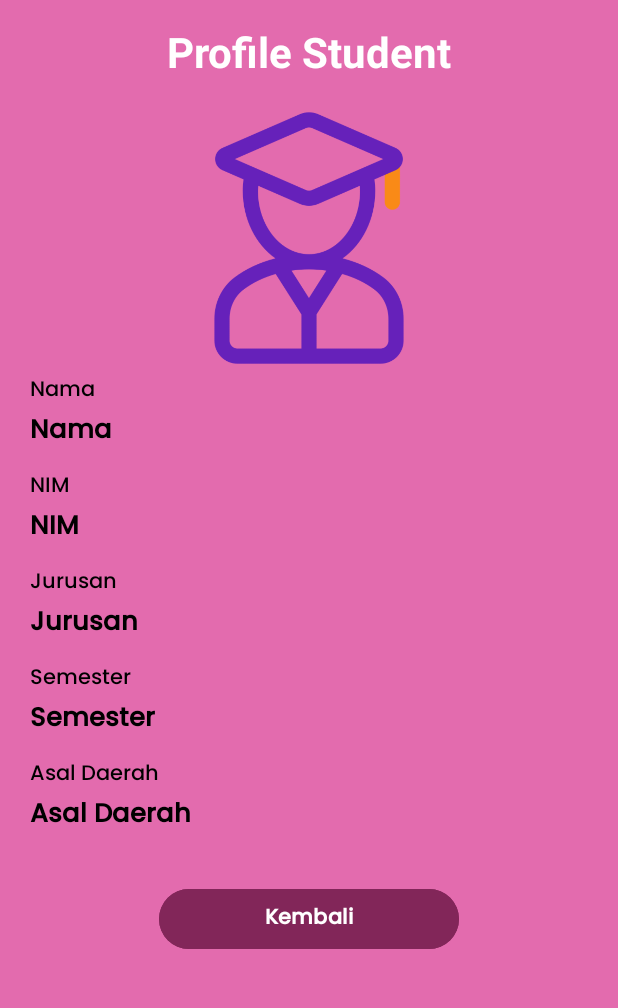
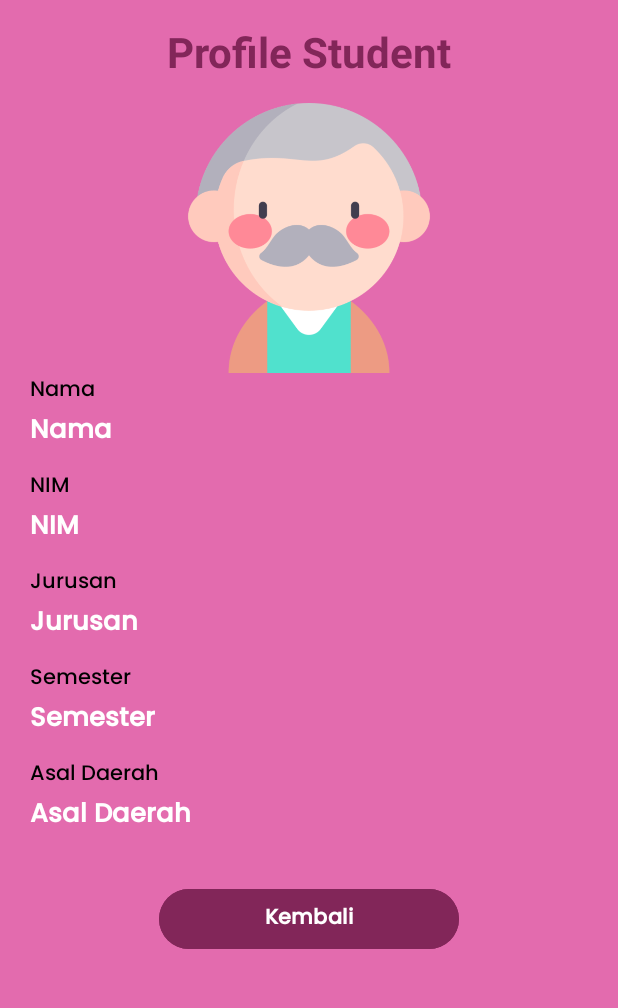
Before and after one commit to xvqiuu/PPAPB12_RoomDatabase, an Android app: the layout activity_detail.xml on its own in the app's theme, with its tools: preview values and no code run, on a phone screen of 412 x 824 dp, the part 98-1106 px from its top. Run offline under Robolectric (Android 15) with nearby library versions, the phone set to English and light mode, and no system bars.

Commit message:
Initial commit

```diff
--- a/app/src/main/java/com/example/students/DetailActivity.kt
+++ b/app/src/main/java/com/example/students/DetailActivity.kt
@@ -10,7 +10,10 @@ class DetailActivity : AppCompatActivity() {
 
     override fun onCreate(savedInstanceState: Bundle?) {
         super.onCreate(savedInstanceState)
+
+        binding = ActivityDetailBinding.inflate(layoutInflater)
         setContentView(binding.root)
+
 
         val data = intent.extras
 
--- a/app/src/main/java/com/example/students/EditActivity.kt
+++ b/app/src/main/java/com/example/students/EditActivity.kt
@@ -16,7 +16,6 @@ class EditActivity : AppCompatActivity() {
 
     override fun onCreate(savedInstanceState: Bundle?) {
         super.onCreate(savedInstanceState)
-        setContentView(binding.root)
 
         binding = ActivityEditBinding.inflate(layoutInflater)
         setContentView(binding.root)
--- a/app/src/main/res/drawable/baseline_delete_24.xml
+++ b/app/src/main/res/drawable/baseline_delete_24.xml
@@ -1,4 +1,4 @@
-<vector android:height="24dp" android:tint="#822659"
+<vector android:height="24dp" android:tint="@color/white"
     android:viewportHeight="24" android:viewportWidth="24"
     android:width="24dp" xmlns:android="http://schemas.android.com/apk/res/android">
     <path android:fillColor="@android:color/white" android:pathData="M6,19c0,1.1 0.9,2 2,2h8c1.1,0 2,-0.9 2,-2V7H6v12zM19,4h-3.5l-1,-1h-5l-1,1H5v2h14V4z"/>
--- a/app/src/main/res/drawable/baseline_edit_24.xml
+++ b/app/src/main/res/drawable/baseline_edit_24.xml
@@ -1,4 +1,4 @@
-<vector android:height="24dp" android:tint="#822659"
+<vector android:height="24dp" android:tint="@color/white"
     android:viewportHeight="24" android:viewportWidth="24"
     android:width="24dp" xmlns:android="http://schemas.android.com/apk/res/android">
     <path android:fillColor="@android:color/white" android:pathData="M3,17.25V21h3.75L17.81,9.94l-3.75,-3.75L3,17.25zM20.71,7.04c0.39,-0.39 0.39,-1.02 0,-1.41l-2.34,-2.34c-0.39,-0.39 -1.02,-0.39 -1.41,0l-1.83,1.83 3.75,3.75 1.83,-1.83z"/>
--- a/app/src/main/res/layout/activity_detail.xml
+++ b/app/src/main/res/layout/activity_detail.xml
@@ -19,7 +19,6 @@
         android:layout_height="wrap_content"
         style="@style/Title"
         android:text="Profile Student"
-        android:textColor="@color/white"
         />
 
     <LinearLayout
@@ -33,7 +32,7 @@
             android:layout_width="180dp"
             android:layout_height="180dp"
             android:layout_gravity="center"
-            android:src="@drawable/student"
+            android:src="@drawable/old_man"
             />
 
         <TextView
@@ -41,6 +40,7 @@
             android:layout_height="wrap_content"
             android:text="Nama"
             style="@style/Desc"
+            android:textColor="@color/black"
             />
 
         <TextView
@@ -50,14 +50,16 @@
             android:text="Nama"
             android:textSize="17sp"
             android:textStyle="bold"
-            style="@style/Desc"/>
+            style="@style/Desc"
+            />
 
         <TextView
             android:layout_width="match_parent"
             android:layout_height="wrap_content"
             android:layout_marginTop="10dp"
             android:text="NIM"
-            style="@style/Desc" />
+            style="@style/Desc"
+            android:textColor="@color/black"/>
 
         <TextView
             android:id="@+id/desc_nim"
@@ -73,7 +75,8 @@
             android:layout_height="wrap_content"
             android:layout_marginTop="10dp"
             android:text="Jurusan"
-            style="@style/Desc" />
+            style="@style/Desc"
+            android:textColor="@color/black"/>
 
         <TextView
             android:id="@+id/desc_jurusan"
@@ -89,7 +92,8 @@
             android:layout_height="wrap_content"
             android:layout_marginTop="10dp"
             android:text="Semester"
-            style="@style/Desc" />
+            style="@style/Desc"
+            android:textColor="@color/black"/>
 
         <TextView
             android:id="@+id/desc_semester"
@@ -105,7 +109,8 @@
             android:layout_height="wrap_content"
             android:layout_marginTop="10dp"
             android:text="Asal Daerah"
-            style="@style/Desc" />
+            style="@style/Desc"
+            android:textColor="@color/black"/>
 
         <TextView
             android:id="@+id/desc_asal"
--- a/app/src/main/res/layout/activity_main.xml
+++ b/app/src/main/res/layout/activity_main.xml
@@ -46,8 +46,10 @@
             android:layout_marginTop="15dp"
             android:layout_marginEnd="15dp"
             android:layout_marginBottom="15dp"
-            android:backgroundTint="@color/magenta"
-            android:src="@drawable/baseline_add_24" />
+            android:backgroundTint="@color/pink"
+            android:src="@drawable/baseline_add_24"
+
+            />
     </RelativeLayout>
 
 
--- a/app/src/main/res/values/style.xml
+++ b/app/src/main/res/values/style.xml
@@ -16,7 +16,7 @@
     </style>
 
     <style name="Desc">
-        <item name="android:textColor">@color/black</item>
+        <item name="android:textColor">@color/white</item>
         <item name="android:fontFamily">@font/poppinsmedium</item>
         <item name="android:textSize">14sp</item>
     </style>
```
Also changed, not shown: app/src/main/res/layout/item_student.xml (+4 -4 lines), app/src/main/res/menu/menu_detail.xml (deleted, +0 -15 lines), app/src/main/res/drawable/old_man.png (added), app/src/main/res/drawable/student.png (deleted).
